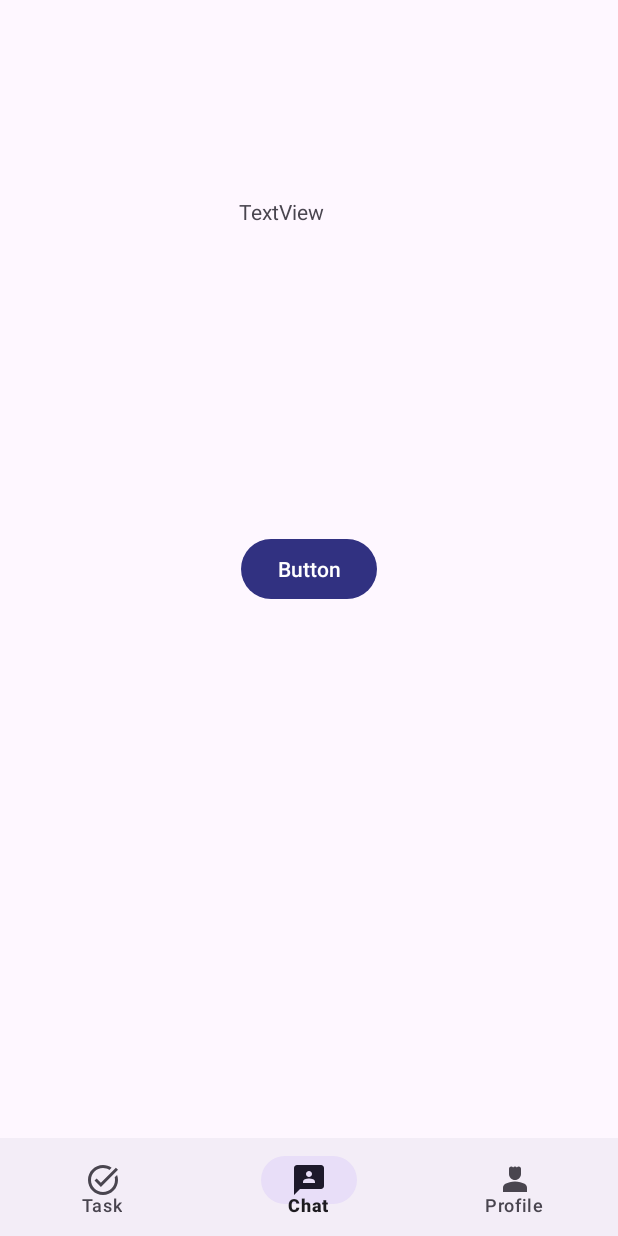
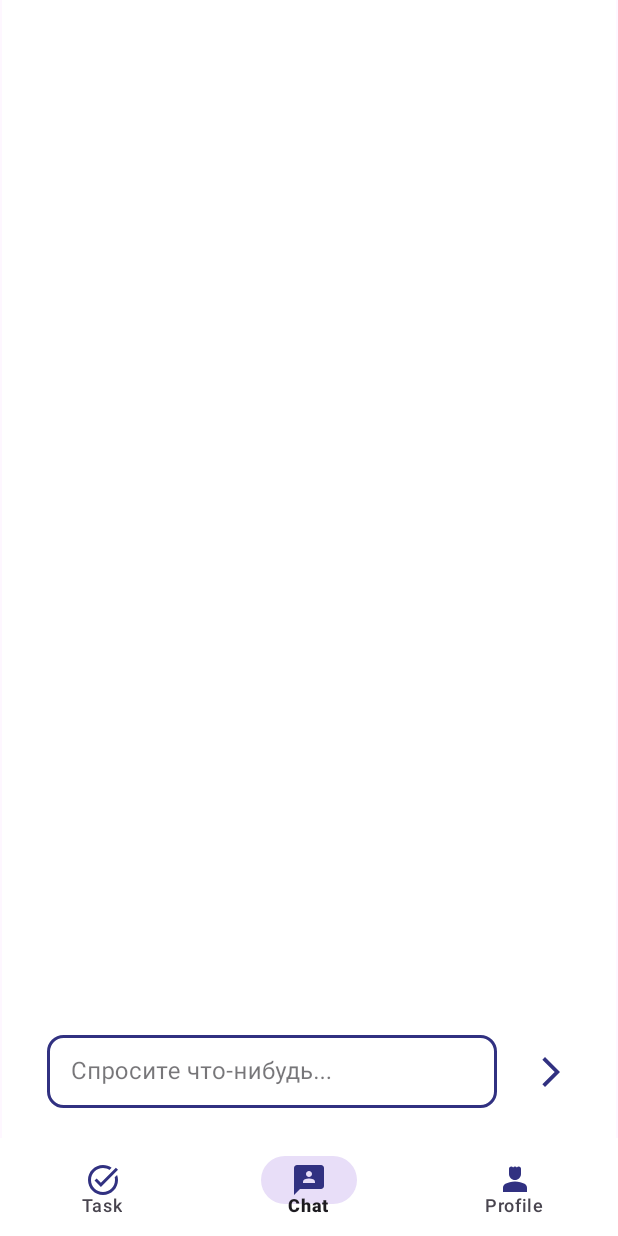
Before and after one commit to vorobev2216/Medical-Android-app, an Android app: the screen it shows after launch (MainActivity), item 2 of the bottom bar chosen, on a phone screen of 412 x 824 dp. Run offline under Robolectric (Android 15) with nearby library versions, the phone set to English and light mode, and no system bars; our stand-ins replace Firebase (no records; nobody signed in at launch, a user with empty details on screens opened directly), Room's generated code; pictures from the network do not load; 19 statements that could not run were skipped.

Commit message:
feat: RecyclerView for chat.

```diff
--- /dev/null
+++ b/app/src/main/java/com/example/secure/AiMassgeAdapter.kt
@@ -0,0 +1,44 @@
+package com.example.secure
+
+import android.view.Gravity
+import android.view.LayoutInflater
+import android.view.View
+import android.view.ViewGroup
+import android.widget.TextView
+import androidx.recyclerview.widget.RecyclerView
+
+
+data class AiMessage(
+    val text: String,
+    val isUserMessage: Boolean
+)
+
+
+class ChatViewHolder(item: View): RecyclerView.ViewHolder(item){
+
+    private val messageTextView = item.findViewById<TextView>(R.id.chat_tv)
+
+    fun bind(message: AiMessage) {
+        messageTextView.gravity = if(message.isUserMessage) Gravity.END else Gravity.START
+        messageTextView.text = message.text
+    }
+
+
+}
+
+class AiChatAdapter(private val message: List<AiMessage>): RecyclerView.Adapter<ChatViewHolder>() {
+    override fun onCreateViewHolder(parent: ViewGroup, viewType: Int): ChatViewHolder {
+        val view = LayoutInflater.from(parent.context).inflate(R.layout.chat_item,parent,false)
+        return ChatViewHolder(view)
+    }
+
+    override fun getItemCount(): Int {
+        return message.size
+    }
+
+    override fun onBindViewHolder(holder: ChatViewHolder, position: Int) {
+        holder.bind(message[position])
+    }
+
+
+}
--- a/app/src/main/java/com/example/secure/Root.kt
+++ b/app/src/main/java/com/example/secure/Root.kt
@@ -1,9 +1,4 @@
 package com.example.secure
-
-import android.os.Message
-import com.google.android.gms.common.api.Result
-import com.google.android.gms.common.api.Status
-import com.google.api.Usage
 
 data class Result(
     val alternatives: List<Alternative>,
--- /dev/null
+++ b/app/src/main/res/drawable/ai_textedit.xml
@@ -0,0 +1,6 @@
+<?xml version="1.0" encoding="utf-8"?>
+<shape xmlns:android="http://schemas.android.com/apk/res/android">
+    <solid android:color="#FFFFFF"/>
+    <corners android:radius="10dp"/>
+    <stroke android:width="2dp" android:color="@color/main_blue"/>
+</shape>
--- a/app/src/main/res/drawable/baseline_3p_24.xml
+++ b/app/src/main/res/drawable/baseline_3p_24.xml
@@ -1,4 +1,4 @@
-<vector android:height="24dp" android:tint="#000000"
+<vector android:height="24dp" android:tint="@color/main_blue"
     android:viewportHeight="24" android:viewportWidth="24"
     android:width="24dp" xmlns:android="http://schemas.android.com/apk/res/android">
     <path android:fillColor="@android:color/white" android:pathData="M20,2H4.01c-1.1,0 -2,0.9 -2,2L2,22l4,-4h14c1.1,0 2,-0.9 2,-2V4C22,2.9 21.1,2 20,2zM12,6c1.1,0 2,0.9 2,2s-0.9,2 -2,2s-2,-0.9 -2,-2S10.9,6 12,6zM16,14H8v-0.57c0,-0.81 0.48,-1.53 1.22,-1.85C10.07,11.21 11.01,11 12,11c0.99,0 1.93,0.21 2.78,0.58C15.52,11.9 16,12.62 16,13.43V14z"/>
--- /dev/null
+++ b/app/src/main/res/drawable/baseline_arrow_back_ios_new_24.xml
@@ -0,0 +1,5 @@
+<vector android:height="24dp" android:tint="@color/main_blue"
+    android:viewportHeight="24" android:viewportWidth="24"
+    android:width="24dp" xmlns:android="http://schemas.android.com/apk/res/android">
+    <path android:fillColor="@android:color/white" android:pathData="M17.77,3.77l-1.77,-1.77l-10,10l10,10l1.77,-1.77l-8.23,-8.23z"/>
+</vector>
--- a/app/src/main/res/drawable/baseline_person_4_24.xml
+++ b/app/src/main/res/drawable/baseline_person_4_24.xml
@@ -1,4 +1,4 @@
-<vector android:height="24dp" android:tint="#000000"
+<vector android:height="24dp" android:tint="@color/main_blue"
     android:viewportHeight="24" android:viewportWidth="24"
     android:width="24dp" xmlns:android="http://schemas.android.com/apk/res/android">
     <path android:fillColor="@android:color/white" android:pathData="M18.39,14.56C16.71,13.7 14.53,13 12,13c-2.53,0 -4.71,0.7 -6.39,1.56C4.61,15.07 4,16.1 4,17.22V20h16v-2.78C20,16.1 19.39,15.07 18.39,14.56z"/>
--- a/app/src/main/res/drawable/baseline_task_alt_24.xml
+++ b/app/src/main/res/drawable/baseline_task_alt_24.xml
@@ -1,4 +1,4 @@
-<vector android:height="24dp" android:tint="#000000"
+<vector android:height="24dp" android:tint="@color/main_blue"
     android:viewportHeight="24" android:viewportWidth="24"
     android:width="24dp" xmlns:android="http://schemas.android.com/apk/res/android">
     <path android:fillColor="@android:color/white" android:pathData="M22,5.18L10.59,16.6l-4.24,-4.24l1.41,-1.41l2.83,2.83l10,-10L22,5.18zM19.79,10.22C19.92,10.79 20,11.39 20,12c0,4.42 -3.58,8 -8,8s-8,-3.58 -8,-8c0,-4.42 3.58,-8 8,-8c1.58,0 3.04,0.46 4.28,1.25l1.44,-1.44C16.1,2.67 14.13,2 12,2C6.48,2 2,6.48 2,12c0,5.52 4.48,10 10,10s10,-4.48 10,-10c0,-1.19 -0.22,-2.33 -0.6,-3.39L19.79,10.22z"/>
--- a/app/src/main/res/layout/activity_main.xml
+++ b/app/src/main/res/layout/activity_main.xml
@@ -31,6 +31,8 @@
         app:layout_constraintStart_toStartOf="parent"
         app:layout_constraintTop_toTopOf="parent"
         app:layout_constraintVertical_bias="1.0"
+        android:background="@color/white"
+        app:itemIconTint="@color/main_blue"
         app:menu="@menu/bottom_nav_menu"/>
 
 </androidx.constraintlayout.widget.ConstraintLayout>
--- a/app/src/main/res/layout/fragment_ai_chat.xml
+++ b/app/src/main/res/layout/fragment_ai_chat.xml
@@ -4,33 +4,55 @@
     xmlns:tools="http://schemas.android.com/tools"
     android:layout_width="match_parent"
     android:layout_height="match_parent"
+    android:background="#FFFFFF"
     tools:context=".AiChatFragment">
 
     <androidx.constraintlayout.widget.ConstraintLayout
         android:layout_width="match_parent"
         android:layout_height="match_parent">
 
-        <TextView
-            android:id="@+id/test"
-            android:layout_width="wrap_content"
+        <com.google.android.material.textfield.TextInputLayout
+            android:id="@+id/textInputLayout"
+            style="@style/Widget.MaterialComponents.TextInputLayout.OutlinedBox.Dense"
+            android:layout_width="300dp"
             android:layout_height="wrap_content"
-            android:layout_marginStart="158dp"
-            android:layout_marginTop="131dp"
-            android:layout_marginEnd="195dp"
-            android:text="TextView"
-            app:layout_constraintEnd_toEndOf="parent"
-            app:layout_constraintStart_toStartOf="parent"
-            app:layout_constraintTop_toTopOf="parent" />
-
-        <Button
-            android:id="@+id/button3"
-            android:layout_width="wrap_content"
-            android:layout_height="wrap_content"
-            android:text="Button"
+            android:layout_marginHorizontal="20dp"
+            android:layout_marginEnd="50dp"
+            android:layout_marginBottom="20dp"
+            android:hint="Спросите что-нибудь..."
+            app:boxStrokeColor="@color/main_blue"
             app:layout_constraintBottom_toBottomOf="parent"
             app:layout_constraintEnd_toEndOf="parent"
-            app:layout_constraintStart_toStartOf="parent"
-            app:layout_constraintTop_toTopOf="parent" />
+            app:layout_constraintStart_toStartOf="parent">
+
+            <com.google.android.material.textfield.TextInputEditText
+                android:id="@+id/ed_drugDesc"
+                android:layout_width="match_parent"
+                android:layout_height="wrap_content"
+                android:background="@drawable/ai_textedit"
+                android:textColorHint="@color/main_blue" />
+        </com.google.android.material.textfield.TextInputLayout>
+
+        <ImageButton
+            android:id="@+id/send_btn"
+            android:layout_width="55dp"
+            android:layout_height="56dp"
+            android:layout_marginBottom="16dp"
+            android:background="#00FFFFFF"
+            android:rotationY="180"
+            android:src="@drawable/baseline_arrow_back_ios_new_24"
+            app:layout_constraintBottom_toBottomOf="parent"
+            app:layout_constraintEnd_toEndOf="parent"
+            app:layout_constraintHorizontal_bias="0.36"
+            app:layout_constraintStart_toEndOf="@+id/textInputLayout" />
+
+        <androidx.recyclerview.widget.RecyclerView
+            android:id="@+id/rc_Chat"
+            android:layout_width="match_parent"
+            android:layout_height="500dp"
+            app:layout_constraintTop_toTopOf="parent"
+            tools:layout_editor_absoluteX="0dp" />
+
     </androidx.constraintlayout.widget.ConstraintLayout>
 
 </FrameLayout>
--- a/app/src/main/res/layout/fragment_task.xml
+++ b/app/src/main/res/layout/fragment_task.xml
@@ -13,7 +13,7 @@
     <ScrollView
         android:id="@+id/scrollView2"
         android:layout_width="match_parent"
-        android:layout_height="800dp"
+        android:layout_height="wrap_content"
         android:contentDescription="Task"
         android:fillViewport="true">
 
--- a/app/src/main/res/menu/bottom_nav_menu.xml
+++ b/app/src/main/res/menu/bottom_nav_menu.xml
@@ -11,5 +11,6 @@
     <item
         android:id="@+id/Profile"
         android:icon="@drawable/baseline_person_4_24"
-        android:title="Profile" />
+        android:title="Profile"
+        android:iconTint="@color/main_blue"/>
 </menu>
```
Also changed, not shown: app/src/main/assets/body.json (+1 -9 lines), app/src/main/java/com/example/secure/AiChatFragment.kt (+71 -7 lines), app/src/main/java/com/example/secure/ChatViewModel.kt (added, +7 -0 lines), app/src/main/res/layout/chat_item.xml (added, +64 -0 lines), app/src/main/res/drawable/icons8_arrow.png (added).
